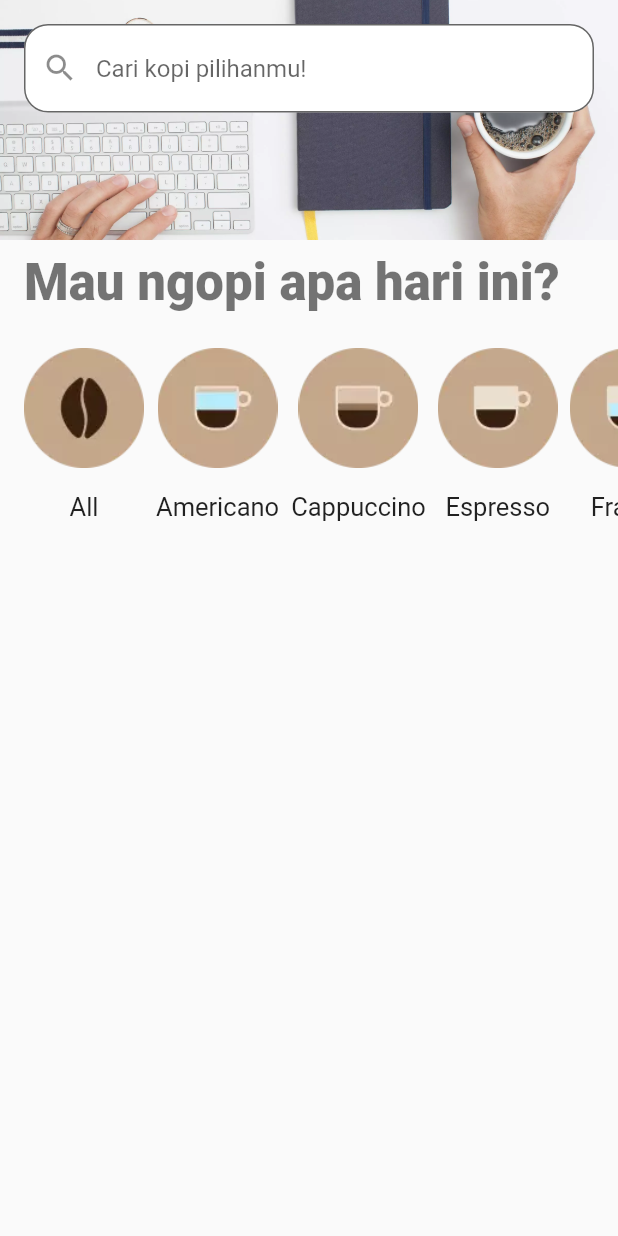
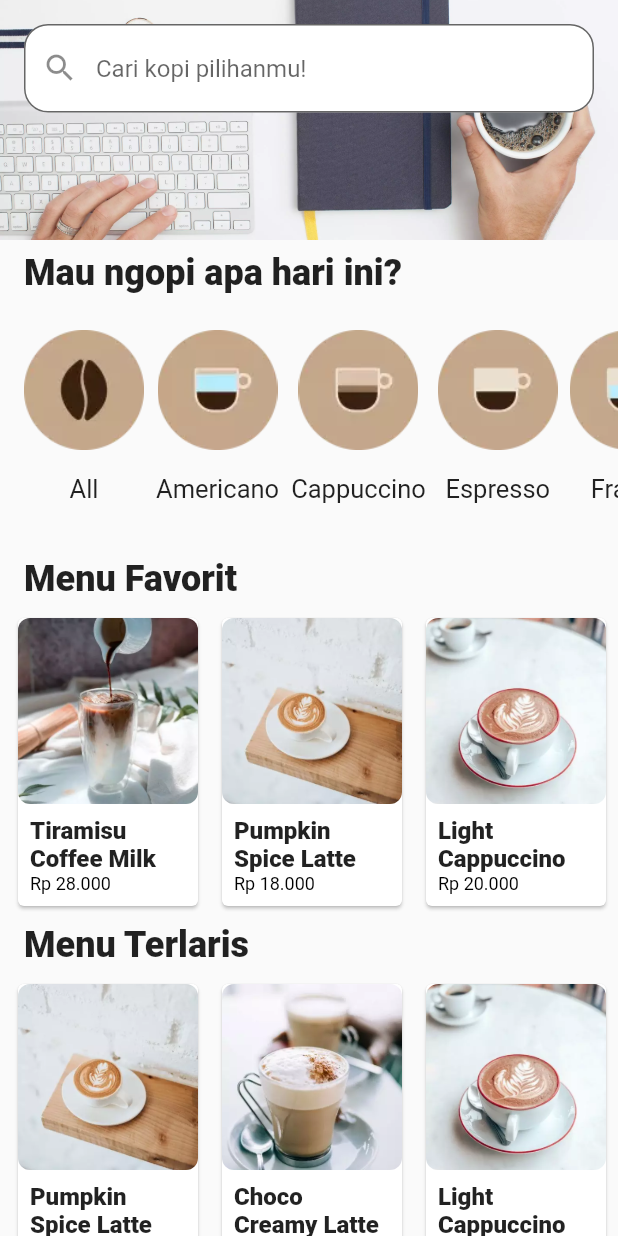
Before and after one commit to achmadilham07/ComposeXFlutter, a Flutter app: the screen it shows after launch, on a phone screen of 412 x 824 dp. Run offline on Flutter 3.47's test engine with Material 2 defaults, Android fonts, the phone set to English and light mode, and no system bars.

Commit message:
add menu

```diff
--- a/JetCoffee/flutter/lib/main.dart
+++ b/JetCoffee/flutter/lib/main.dart
@@ -2,8 +2,11 @@ import 'package:flutter/material.dart';
 import 'package:jet_coffee/model/category.dart';
 import 'package:jet_coffee/utils/string.dart';
 import 'package:jet_coffee/widget/category_item.dart';
+import 'package:jet_coffee/widget/menu_item.dart';
 import 'package:jet_coffee/widget/search_bar.dart';
 import 'package:jet_coffee/widget/section_text.dart';
+
+import 'model/menu.dart';
 
 void main() {
   runApp(const JetCoffeeApp());
@@ -35,15 +38,21 @@ class _MyHomePageState extends State<MyHomePage> {
   @override
   Widget build(BuildContext context) {
     return Scaffold(
-      body: Column(
-        crossAxisAlignment: CrossAxisAlignment.stretch,
-        mainAxisAlignment: MainAxisAlignment.start,
-        mainAxisSize: MainAxisSize.min,
-        children: const [
-          Banner(),
-          SectionText(title: sectionCategory),
-          CategoryRow(),
-        ],
+      body: SingleChildScrollView(
+        child: Column(
+          crossAxisAlignment: CrossAxisAlignment.stretch,
+          mainAxisAlignment: MainAxisAlignment.start,
+          mainAxisSize: MainAxisSize.min,
+          children:  [
+            const Banner(),
+            const SectionText(title: sectionCategory),
+            const CategoryRow(),
+            const SectionText(title: sectionFavoriteMenu),
+            MenuRow(listMenu: dummyMenu),
+            const SectionText(title: sectionBestSellerMenu),
+            MenuRow(listMenu: dummyBestSellerMenu),
+          ],
+        ),
       ),
     );
   }
@@ -77,7 +86,7 @@ class CategoryRow extends StatelessWidget {
   @override
   Widget build(BuildContext context) {
     return SizedBox(
-      height: 200,
+      height: 160,
       child: ListView.separated(
         padding: const EdgeInsets.all(16),
         itemCount: dummyCategory.length,
@@ -97,3 +106,30 @@ class CategoryRow extends StatelessWidget {
     );
   }
 }
+
+class MenuRow extends StatelessWidget {
+  final List<Menu> listMenu;
+  const MenuRow({
+    super.key,
+    required this.listMenu,
+  });
+
+  @override
+  Widget build(BuildContext context) {
+    return SizedBox(
+      height: 200,
+      child: ListView.separated(
+        scrollDirection: Axis.horizontal,
+        padding: const EdgeInsets.symmetric(horizontal: 8),
+        itemBuilder: (context, index) {
+          final menu = listMenu[index];
+          return MenuItem(menu: menu);
+        },
+        separatorBuilder: (context, index) {
+          return const SizedBox(width: 8);
+        },
+        itemCount: listMenu.length,
+      ),
+    );
+  }
+}
--- a/JetCoffee/flutter/lib/model/menu.dart
+++ b/JetCoffee/flutter/lib/model/menu.dart
@@ -61,22 +61,22 @@ class Menu {
 
 final dummyMenu = [
   Menu(
-    image: "assets/menu1",
+    image: "assets/menu1.webp",
     title: "Tiramisu Coffee Milk",
     price: "Rp 28.000",
   ),
   Menu(
-    image: "assets/menu2",
+    image: "assets/menu2.webp",
     title: "Pumpkin Spice Latte",
     price: "Rp 18.000",
   ),
   Menu(
-    image: "assets/menu3",
+    image: "assets/menu3.webp",
     title: "Light Cappuccino",
     price: "Rp 20.000",
   ),
   Menu(
-    image: "assets/menu4",
+    image: "assets/menu4.webp",
     title: "Choco Creamy Latte",
     price: "Rp 16.000",
   ),
--- /dev/null
+++ b/JetCoffee/flutter/lib/widget/menu_item.dart
@@ -0,0 +1,53 @@
+import 'package:flutter/material.dart';
+
+import '../model/menu.dart';
+
+class MenuItem extends StatelessWidget {
+  final Menu menu;
+  const MenuItem({
+    super.key,
+    required this.menu,
+  });
+
+  @override
+  Widget build(BuildContext context) {
+    return Card(
+      child: SizedBox(
+        width: 120,
+        child: Column(
+          crossAxisAlignment: CrossAxisAlignment.stretch,
+          mainAxisSize: MainAxisSize.min,
+          children: [
+            Expanded(
+              child: ClipRRect(
+                borderRadius: BorderRadius.circular(8),
+                child: Image.asset(
+                  menu.image,
+                  fit: BoxFit.cover,
+                ),
+              ),
+            ),
+            Padding(
+              padding: const EdgeInsets.all(8.0),
+              child: Column(
+                crossAxisAlignment: CrossAxisAlignment.start,
+                children: [
+                  Text(
+                    menu.title,
+                    maxLines: 2,
+                    overflow: TextOverflow.ellipsis,
+                    style: Theme.of(context).textTheme.titleMedium?.copyWith(fontWeight: FontWeight.w800),
+                  ),
+                  Text(
+                    menu.price,
+                    style: Theme.of(context).textTheme.labelMedium,
+                  ),
+                ],
+              ),
+            )
+          ],
+        ),
+      ),
+    );
+  }
+}
--- a/JetCoffee/flutter/lib/widget/section_text.dart
+++ b/JetCoffee/flutter/lib/widget/section_text.dart
@@ -16,7 +16,7 @@ class SectionText extends StatelessWidget {
       ),
       child: Text(
         title,
-        style: Theme.of(context).textTheme.headlineMedium?.copyWith(
+        style: Theme.of(context).textTheme.headlineSmall?.copyWith(
               fontWeight: FontWeight.w800,
             ),
       ),
```
Also changed, not shown: JetCoffee/flutter/lib/utils/list_extension.dart (+7 -4 lines), 2 other files.
